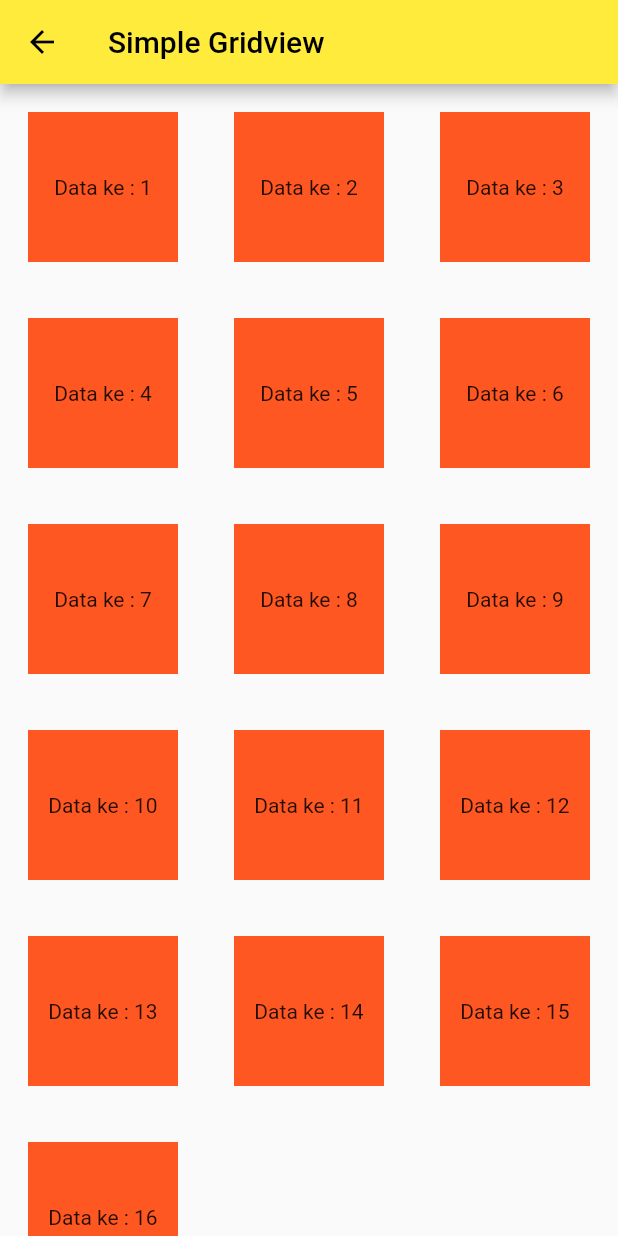
After one commit to luthfidiqi/UNJ-Apps---Flutter, a Flutter app: the PageSimpleGrid screen opened directly, on a phone screen of 412 x 824 dp. The commit adds this screen. Run offline on Flutter 3.47's test engine with Material 2 defaults, Android fonts, the phone set to English and light mode, and no system bars.

Commit message:
simple grid

```diff
--- /dev/null
+++ b/lib/ui_screen/page_simple_grid.dart
@@ -0,0 +1,37 @@
+import 'package:flutter/material.dart';
+
+class PageSimpleGrid extends StatefulWidget {
+  const PageSimpleGrid({super.key});
+
+  @override
+  State<PageSimpleGrid> createState() => _PageSimpleGridState();
+}
+
+class _PageSimpleGridState extends State<PageSimpleGrid> {
+  @override
+  Widget build(BuildContext context) {
+    return Scaffold(
+      appBar: AppBar(
+        title: Text('Simple Gridview'),
+      ),
+      body: GridView.count(
+        crossAxisCount: 3,
+        children: List.generate(16, (index) {
+          // array index mulai dari 0
+          // Ganti index mulai dari 1
+          int nIndex = index + 1;
+          String nDataIndex = "$nIndex";
+
+          return Center(
+            child: Container(
+              color: Colors.deepOrange,
+              height: 100,
+              width: 100,
+              child: Center(child: Text('Data ke : ${nDataIndex}')),
+            ),
+          );
+        }),
+      ),
+    );
+  }
+}
```
Also changed, not shown: lib/main.dart (+7 -0 lines), lib/ui_screen/page_beranda_utama.dart (added, +50 -0 lines), lib/ui_screen/page_grid_event.dart (added, +15 -0 lines).
